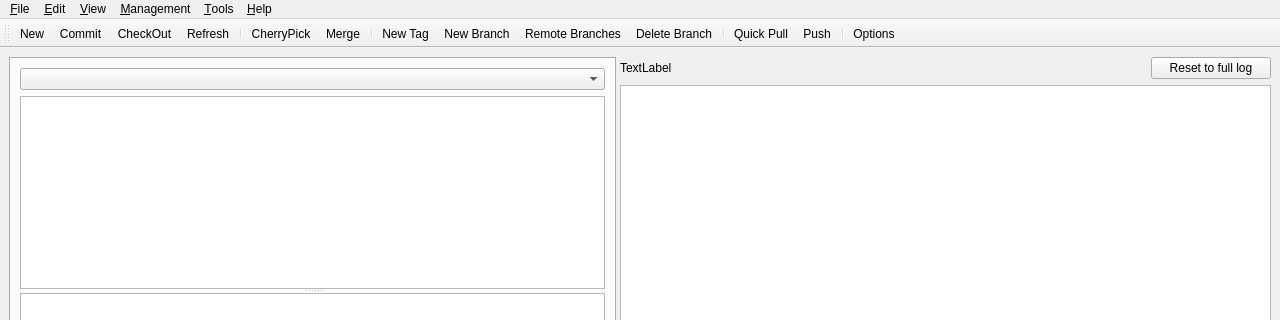
This is ui/mainwindow.ui in bainonline/teamgit as Qt 5 draws it before an edit; both pictures show x 0 to 1280 and y 0 to 320 of the 1280 by 748 pixel window. The edited form follows.
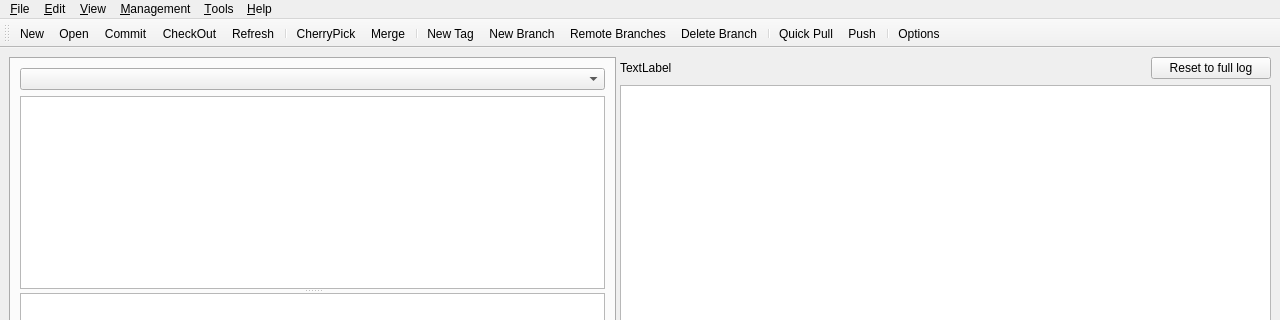
This is the edited form. Icons and pictures are not drawn.

Commit message: Added open action to toolbar

The edit to the form file:
```diff
--- a/ui/mainwindow.ui
+++ b/ui/mainwindow.ui
@@ -406,6 +406,7 @@
     <bool>false</bool>
    </attribute>
    <addaction name="action_New" />
+   <addaction name="action_Open" />
    <addaction name="action_Commit" />
    <addaction name="actionCheck_Out" />
    <addaction name="action_Refresh" />
```
Left out of the diff: 39 changed lines with no effect on the pictures.
